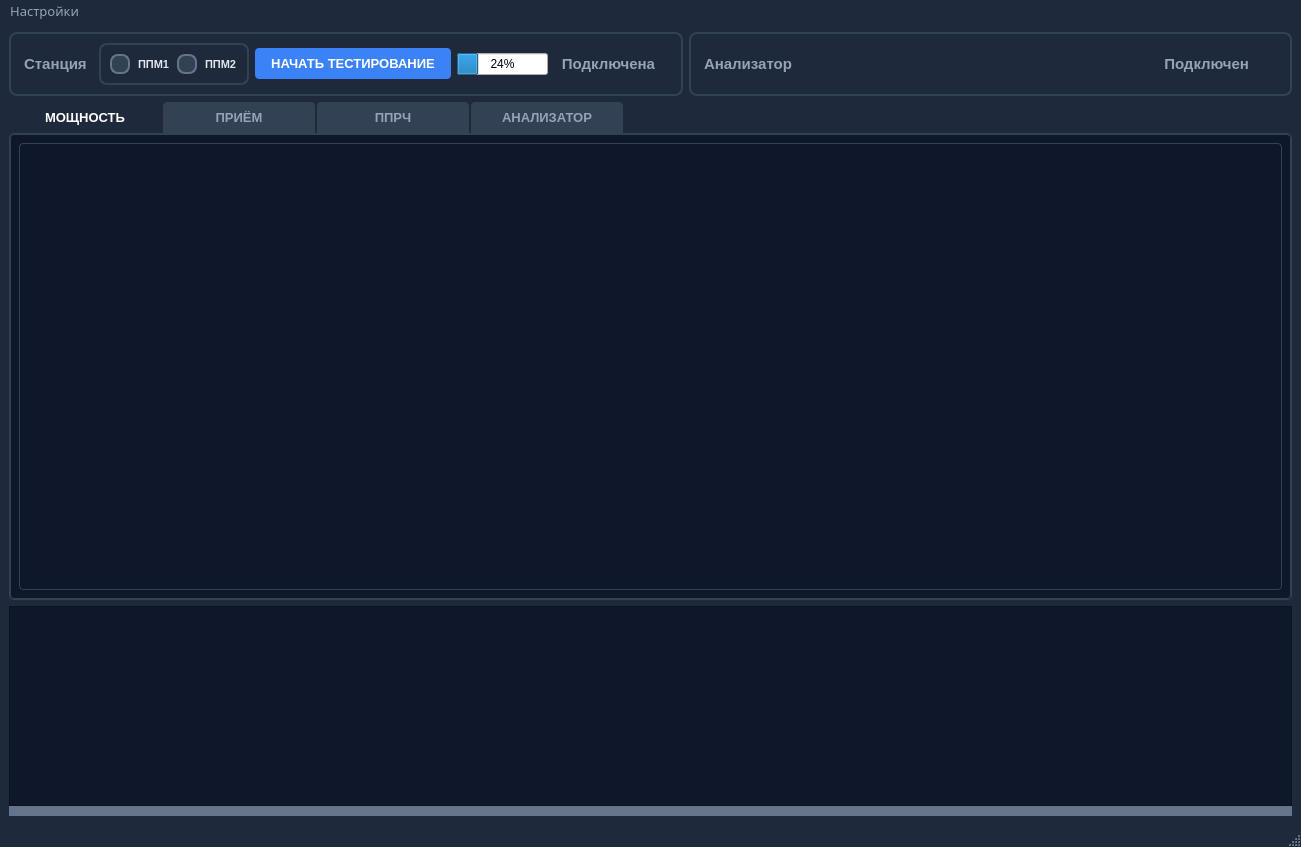
The window that mainwindow.ui (vitalisimys/Check_station) describes before a commit, drawn with Qt 5.
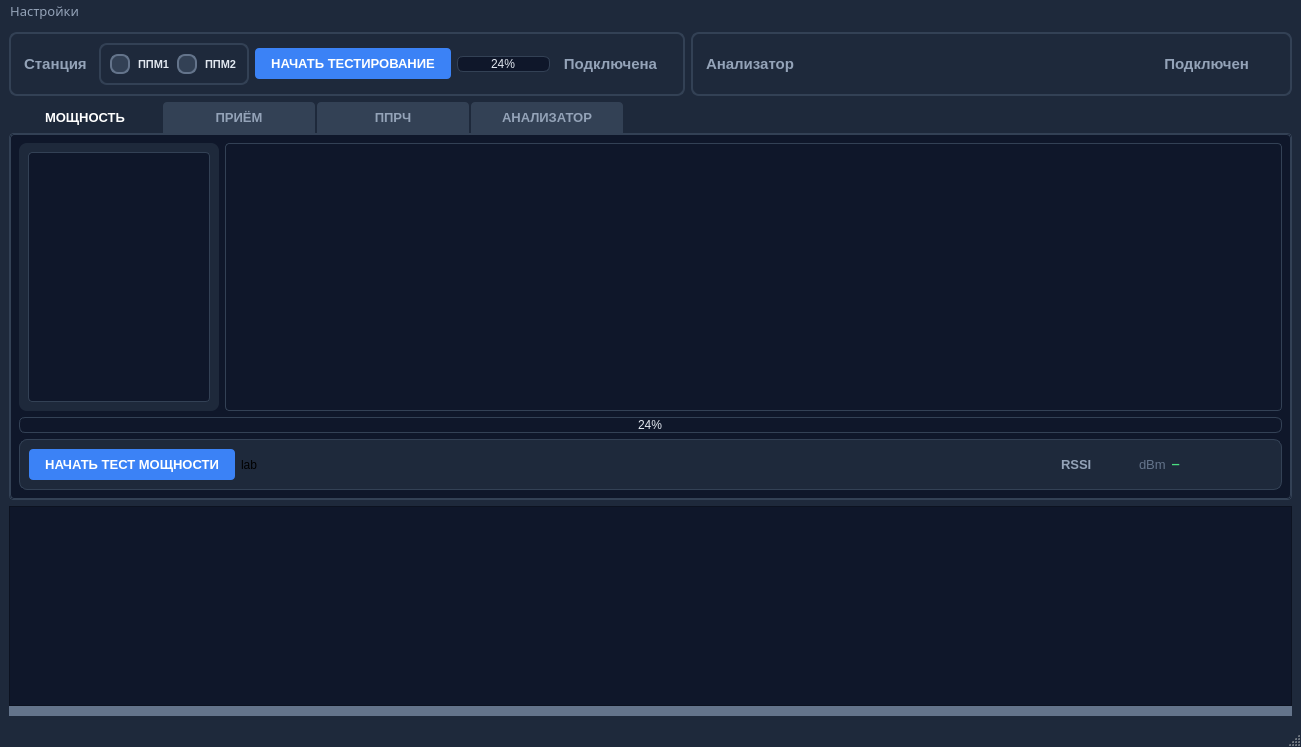
The same window after the commit. Icons and pictures are not drawn. Custom widgets are drawn as their Qt base class.

Commit message: Создаю интерфейс первого теста мощности

The edit to the form file:
```diff
--- a/mainwindow.ui
+++ b/mainwindow.ui
@@ -10,7 +10,7 @@
     <x>0</x>
     <y>0</y>
     <width>1301</width>
-    <height>847</height>
+    <height>747</height>
    </rect>
   </property>
   <property name="windowTitle">
@@ -69,9 +69,32 @@
 QScrollBar::add-page:vertical, 
 QScrollBar::sub-page:vertical {
     background: none;
+}
+
+QProgressBar {
+    border: 1px solid #334155;
+    border-radius: 6px;
+    background-color: #0f172a;
+    min-height: 10px;
+    max-height: 14px;
+    text-align: center;
+    color: #e2e8f0;
+    font-size: 9pt;
+}
+QProgressBar::chunk {
+    border-radius: 5px;
+    background-color: qlineargradient(
+        x1:0, y1:0, x2:1, y2:0,
+        stop:0 #2563eb,
+        stop:1 #3b82f6
+    );
+}
+
+QProgressBar:indeterminate {
+    background-color: #1e293b;
 }</string>
    </property>
-   <layout class="QVBoxLayout" name="verticalLayout_5">
+   <layout class="QVBoxLayout" name="verticalLayout_11">
     <item>
      <layout class="QHBoxLayout" name="horizontalLayout">
       <item>
@@ -481,26 +504,267 @@
        </attribute>
        <layout class="QVBoxLayout" name="verticalLayout_2">
         <item>
-         <widget class="QCustomPlot" name="plotWidgetTestPowerGraph" native="true">
-          <property name="sizePolicy">
-           <sizepolicy hsizetype="Expanding" vsizetype="Expanding">
-            <horstretch>0</horstretch>
-            <verstretch>1</verstretch>
-           </sizepolicy>
-          </property>
-          <property name="minimumSize">
-           <size>
-            <width>400</width>
-            <height>220</height>
-           </size>
-          </property>
+         <layout class="QVBoxLayout" name="verticalLayout_10">
+          <item>
+           <layout class="QHBoxLayout" name="horizontalLayout_11">
+            <item>
+             <widget class="QFrame" name="frameMomentSpetrumGraph">
+              <property name="sizePolicy">
+               <sizepolicy hsizetype="Fixed" vsizetype="Minimum">
+                <horstretch>0</horstretch>
+                <verstretch>0</verstretch>
+               </sizepolicy>
+              </property>
+              <property name="maximumSize">
+               <size>
+                <width>200</width>
+                <height>16777215</height>
+               </size>
+              </property>
+              <property name="styleSheet">
+               <string notr="true">#frameMomentSpetrumGraph {
+    color: #10b981;
+    border-radius: 8px;
+    background-color: #1e293b;
+}</string>
+              </property>
+              <property name="frameShape">
+               <enum>QFrame::StyledPanel</enum>
+              </property>
+              <property name="frameShadow">
+               <enum>QFrame::Raised</enum>
+              </property>
+              <layout class="QVBoxLayout" name="verticalLayout_5">
+               <item>
+                <widget class="QCustomPlot" name="plotWidgetMomentSpetrumGraph" native="true">
+                 <property name="sizePolicy">
+                  <sizepolicy hsizetype="Expanding" vsizetype="Expanding">
+                   <horstretch>0</horstretch>
+                   <verstretch>1</verstretch>
+                  </sizepolicy>
+                 </property>
+                 <property name="minimumSize">
+                  <size>
+                   <width>0</width>
+                   <height>0</height>
+                  </size>
+                 </property>
+                 <property name="maximumSize">
+                  <size>
+                   <width>200</width>
+                   <height>16777215</height>
+                  </size>
+                 </property>
+                 <property name="styleSheet">
+                  <string notr="true">#plotWidgetMomentSpetrumGraph{
+    background-color: #0f172a;
+    border: 1px solid #334155;
+    border-radius: 4px;
+}</string>
+                 </property>
+                </widget>
+               </item>
+              </layout>
+             </widget>
+            </item>
+            <item>
+             <widget class="QCustomPlot" name="plotWidgetPowerGraph" native="true">
+              <property name="sizePolicy">
+               <sizepolicy hsizetype="Preferred" vsizetype="Preferred">
+                <horstretch>0</horstretch>
+                <verstretch>1</verstretch>
+               </sizepolicy>
+              </property>
+              <property name="minimumSize">
+               <size>
+                <width>400</width>
+                <height>220</height>
+               </size>
+              </property>
+              <property name="styleSheet">
+               <string notr="true">#plotWidgetPowerGraph {
+    background-color: #0f172a;
+    border: 1px solid #334155;
+    border-radius: 4px;
+}</string>
+              </property>
+             </widget>
+            </item>
+           </layout>
+          </item>
+          <item>
+           <widget class="QProgressBar" name="progressBar_2">
+            <property name="sizePolicy">
+             <sizepolicy hsizetype="Preferred" vsizetype="Fixed">
+              <horstretch>0</horstretch>
+              <verstretch>0</verstretch>
+             </sizepolicy>
+            </property>
+            <property name="styleSheet">
+             <string notr="true"/>
+            </property>
+            <property name="value">
+             <number>24</number>
+            </property>
+           </widget>
+          </item>
+         </layout>
+        </item>
+        <item>
+         <widget class="QFrame" name="framePowerSettings">
           <property name="styleSheet">
-           <string notr="true">#plotWidgetTestPowerGraph {
-    background-color: #0f172a;
+           <string notr="true">#framePowerSettings {
+    color: #10b981;
+    border-radius: 8px;
     border: 1px solid #334155;
-    border-radius: 4px;
+    background-color: #1e293b;
 }</string>
           </property>
+          <property name="frameShape">
+           <enum>QFrame::StyledPanel</enum>
+          </property>
+          <property name="frameShadow">
+           <enum>QFrame::Raised</enum>
+          </property>
+          <layout class="QHBoxLayout" name="horizontalLayout_8">
+           <item>
+            <widget class="QPushButton" name="pushButtonStartTesting_2">
+             <property name="sizePolicy">
+              <sizepolicy hsizetype="Fixed" vsizetype="Fixed">
+               <horstretch>0</horstretch>
+               <verstretch>0</verstretch>
+              </sizepolicy>
+             </property>
+             <property name="minimumSize">
+              <size>
+               <width>0</width>
+               <height>0</height>
+              </size>
+             </property>
+             <property name="font">
+              <font>
+               <pointsize>10</pointsize>
+               <bold>true</bold>
+              </font>
+             </property>
+             <property name="layoutDirection">
+              <enum>Qt::RightToLeft</enum>
+             </property>
+             <property name="styleSheet">
+              <string notr="true">QPushButton {
+    background-color: #3b82f6;
+    color: white;
+    border: none;
+    padding: 8px 16px;
+    border-radius: 4px;
+    font-weight: bold;
+}
+QPushButton:hover { background-color: #2563eb; }
+QPushButton:pressed { background-color: #1d4ed8; }
+QPushButton:checked {
+    background-color: #15803d;
+    color: white;
+    border: 2px solid #4ade80;
+    padding: 6px 14px;
+}
+QPushButton:checked:hover { background-color: #166534; border-color: #86efac; }
+QPushButton:checked:pressed { background-color: #14532d; }
+QPushButton:disabled { background-color: #475569; color: #94a3b8; border: none; padding: 8px 16px; }</string>
+             </property>
+             <property name="text">
+              <string>НАЧАТЬ ТЕСТ МОЩНОСТИ</string>
+             </property>
+             <property name="iconSize">
+              <size>
+               <width>20</width>
+               <height>20</height>
+              </size>
+             </property>
+             <property name="checkable">
+              <bool>true</bool>
+             </property>
+            </widget>
+           </item>
+           <item>
+            <widget class="QLabel" name="labelPower">
+             <property name="text">
+              <string>lab</string>
+             </property>
+            </widget>
+           </item>
+           <item>
+            <spacer name="horizontalSpacer_2">
+             <property name="orientation">
+              <enum>Qt::Horizontal</enum>
+             </property>
+             <property name="sizeHint" stdset="0">
+              <size>
+               <width>40</width>
+               <height>20</height>
+              </size>
+             </property>
+            </spacer>
+           </item>
+           <item>
+            <widget class="QLabel" name="labelPeakFreq_2">
+             <property name="minimumSize">
+              <size>
+               <width>72</width>
+               <height>0</height>
+              </size>
+             </property>
+             <property name="maximumSize">
+              <size>
+               <width>72</width>
+               <height>16777215</height>
+              </size>
+             </property>
+             <property name="font">
+              <font>
+               <pointsize>10</pointsize>
+               <bold>true</bold>
+              </font>
+             </property>
+             <property name="styleSheet">
+              <string notr="true">color: #94a3b8; font-weight: bold;</string>
+             </property>
+             <property name="text">
+              <string>RSSI</string>
+             </property>
+            </widget>
+           </item>
+           <item>
+            <widget class="QLabel" name="labelFreqCaption_2">
+             <property name="font">
+              <font>
+               <pointsize>10</pointsize>
+              </font>
+             </property>
+             <property name="styleSheet">
+              <string notr="true">color: #64748b;</string>
+             </property>
+             <property name="text">
+              <string>dBm</string>
+             </property>
+            </widget>
+           </item>
+           <item>
+            <widget class="QLabel" name="labelPeakFreqValue_2">
+             <property name="minimumSize">
+              <size>
+               <width>100</width>
+               <height>0</height>
+              </size>
+             </property>
+             <property name="styleSheet">
+              <string notr="true">color: #4ade80; font-family: Consolas; font-weight: bold;</string>
+             </property>
+             <property name="text">
+              <string>—</string>
+             </property>
+            </widget>
+           </item>
+          </layout>
          </widget>
         </item>
        </layout>
```
Left out of the diff: 4 changed lines with no effect on the pictures. The commit also changes 2 other files.
